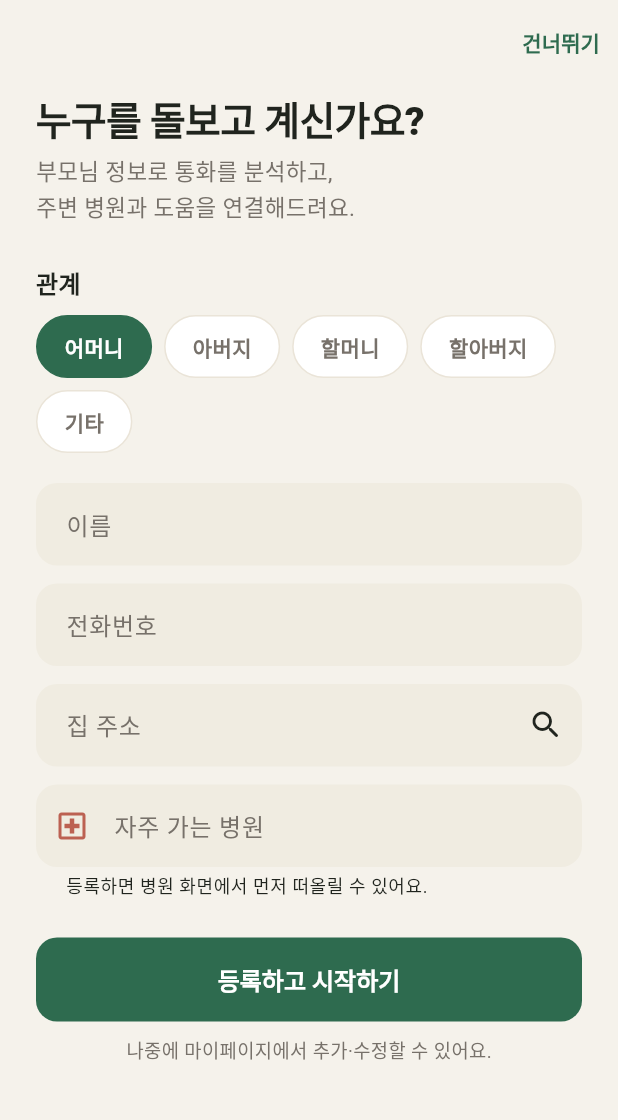
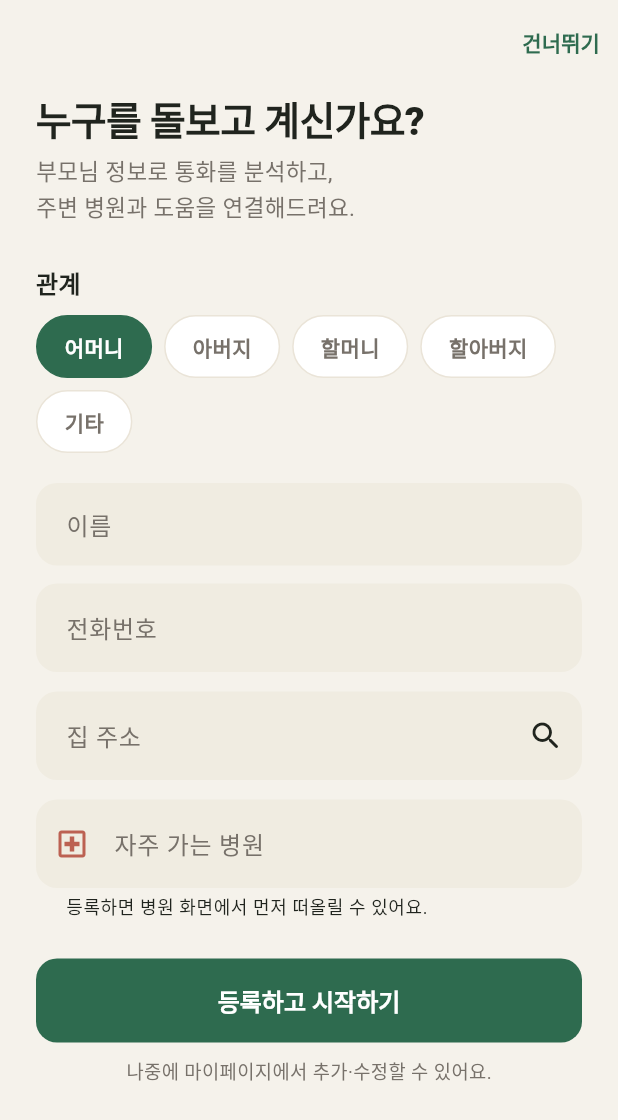
Before and after one commit to wookmin/minithon, a Flutter app: the screen it shows once a user with an empty profile is signed in, on a phone screen of 412 x 824 dp. Shown: the top 1120 px of the screen. Run offline on Flutter 3.47's test engine with Material 3 defaults, Android fonts, the phone set to English and light mode, and no system bars; our stand-ins replace cloud_firestore, cloud_functions, file_picker, firebase_auth, firebase_core, flutter_dotenv and 9 more; missing offline and left inert: kpostal, receive_sharing_intent; accounts and stored records are empty; Roboto replaces fonts that are missing (Pretendard).

Commit message:
feat: initialize macOS platform support and adjust text field UI padding in core components

```diff
--- a/lib/core/ui/address_field.dart
+++ b/lib/core/ui/address_field.dart
@@ -17,9 +17,9 @@ class AddressField extends StatelessWidget {
 
   Future<void> _search(BuildContext context) async {
     FocusScope.of(context).unfocus();
-    final result = await Navigator.of(context).push<Kpostal>(
-      MaterialPageRoute(builder: (_) => KpostalView()),
-    );
+    final result = await Navigator.of(
+      context,
+    ).push<Kpostal>(MaterialPageRoute(builder: (_) => KpostalView()));
     if (result != null) controller.text = result.address;
   }
 
@@ -33,6 +33,11 @@ class AddressField extends StatelessWidget {
         labelText: label,
         hintText: hint,
         suffixIcon: const Icon(Icons.search_rounded),
+        constraints: const BoxConstraints(minHeight: 60),
+        contentPadding: const EdgeInsets.symmetric(
+          horizontal: 16,
+          vertical: 17,
+        ),
       ),
     );
   }
--- a/lib/core/ui/favorite_hospital_field.dart
+++ b/lib/core/ui/favorite_hospital_field.dart
@@ -28,6 +28,11 @@ class FavoriteHospitalField extends StatelessWidget {
         hintText: '없으면 비워둬도 돼요',
         helperText: '등록하면 병원 화면에서 먼저 떠올릴 수 있어요.',
         prefixIcon: Icon(Icons.local_hospital_outlined, color: c.health),
+        constraints: const BoxConstraints(minHeight: 60),
+        contentPadding: const EdgeInsets.symmetric(
+          horizontal: 16,
+          vertical: 17,
+        ),
         filled: true,
         fillColor: scheme.surfaceContainerHighest,
         border: OutlineInputBorder(
--- a/lib/core/ui/phone_number_field.dart
+++ b/lib/core/ui/phone_number_field.dart
@@ -25,7 +25,15 @@ class PhoneNumberField extends StatelessWidget {
         FilteringTextInputFormatter.digitsOnly,
         const KoreanMobilePhoneFormatter(),
       ],
-      decoration: InputDecoration(labelText: label, hintText: hint),
+      decoration: InputDecoration(
+        labelText: label,
+        hintText: hint,
+        constraints: const BoxConstraints(minHeight: 60),
+        contentPadding: const EdgeInsets.symmetric(
+          horizontal: 16,
+          vertical: 17,
+        ),
+      ),
     );
   }
 }
```
Also changed, not shown: lib/features/my/my_page_screen.dart (+40 -28 lines).
